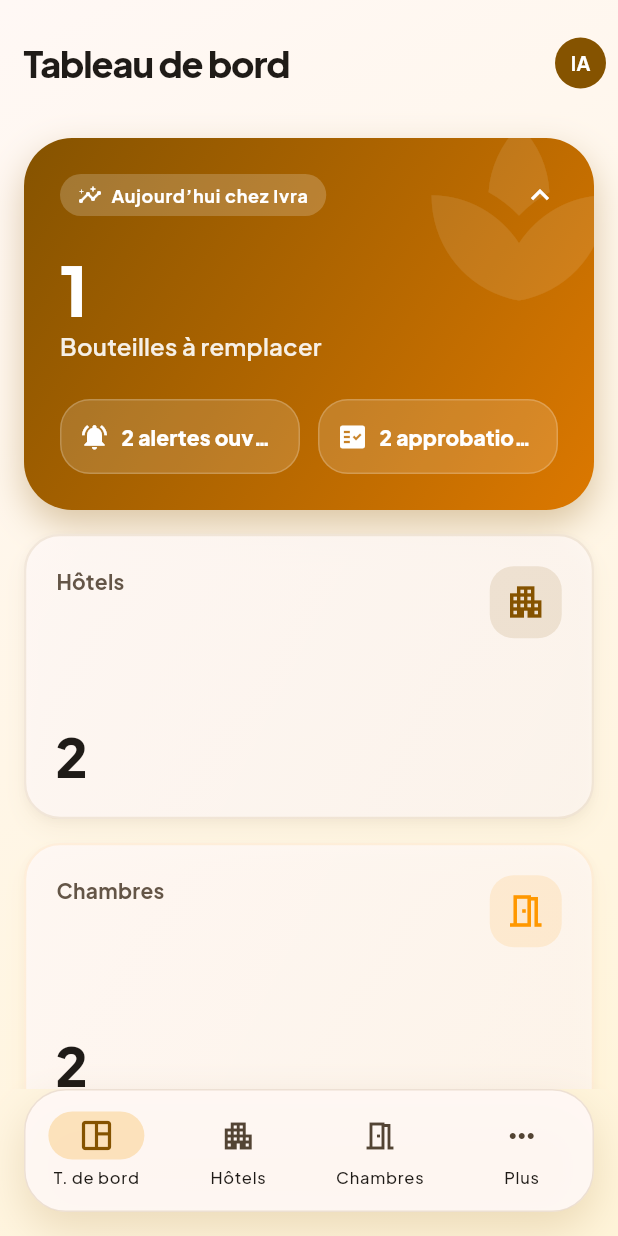
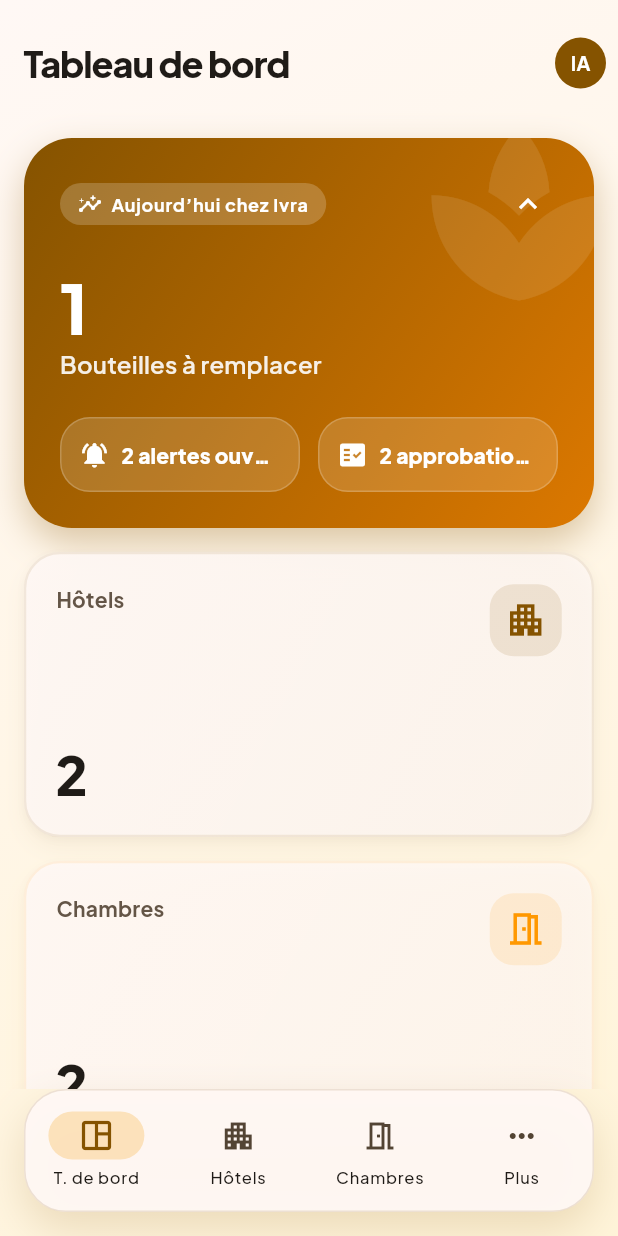
Before and after one commit to prodypanda/ivra-refill, a Flutter app: the screen it shows after launch, on a phone screen of 412 x 824 dp. Run offline on Flutter 3.47's test engine with Material 3 defaults, Android fonts, the phone set to English and light mode, and no system bars; our stand-ins replace app_links, cached_network_image, csv, device_info_plus, firebase_core, firebase_messaging and 14 more; missing offline and left inert: dart:html, home_widget, mobile_scanner, workmanager; accounts and stored records are empty; statements that could not run were skipped.

Commit message:
🎨 Palette: [UX improvement] Dashboard UI/UX enhancements
Co-authored-by: prodypanda <49824171+prodypanda@users.noreply.github.com>

```diff
--- a/lib/src/features/dashboard/dashboard_screen.dart
+++ b/lib/src/features/dashboard/dashboard_screen.dart
@@ -506,8 +506,8 @@ class _MetricCardState extends State<_MetricCard> {
             decoration: BoxDecoration(
               borderRadius: BorderRadius.circular(24),
             gradient: LinearGradient(
-              begin: Alignment.topLeft,
-              end: Alignment.bottomRight,
+              begin: AlignmentDirectional.topStart,
+              end: AlignmentDirectional.bottomEnd,
               colors: [
                 theme.colorScheme.surface.withValues(alpha: 0.9),
                 theme.colorScheme.surface.withValues(alpha: 0.7),
@@ -617,8 +617,8 @@ class _MobileHeroState extends State<_MobileHero> {
         decoration: BoxDecoration(
           borderRadius: BorderRadius.circular(32),
         gradient: LinearGradient(
-          begin: Alignment.topLeft,
-          end: Alignment.bottomRight,
+          begin: AlignmentDirectional.topStart,
+          end: AlignmentDirectional.bottomEnd,
           colors: [
             theme.colorScheme.primary,
             theme.colorScheme.primary.withRed(220).withGreen(120),
@@ -634,8 +634,8 @@ class _MobileHeroState extends State<_MobileHero> {
       ),
       child: Stack(
         children: [
-          Positioned(
-            right: -20,
+          PositionedDirectional(
+            end: -20,
             top: -20,
             child: Icon(
               Icons.spa,
@@ -648,9 +648,10 @@ class _MobileHeroState extends State<_MobileHero> {
             child: Column(
               crossAxisAlignment: CrossAxisAlignment.start,
               children: [
-                GestureDetector(
+                InkWell(
                   onTap: () => setState(() => _isExpanded = !_isExpanded),
-                  behavior: HitTestBehavior.opaque,
+                  borderRadius: BorderRadius.circular(20),
+                  splashColor: Colors.white.withValues(alpha: 0.1),
                   child: Row(
                     mainAxisAlignment: MainAxisAlignment.spaceBetween,
                     children: [
@@ -677,9 +678,15 @@ class _MobileHeroState extends State<_MobileHero> {
                           ],
                         ),
                       ),
-                      Icon(
-                        _isExpanded ? Icons.expand_less : Icons.expand_more,
-                        color: Colors.white,
+                      Tooltip(
+                        message: _isExpanded ? l10n.t('roomsCollapseAll') : l10n.t('roomsExpandAll'),
+                        child: Padding(
+                          padding: const EdgeInsets.all(8.0),
+                          child: Icon(
+                            _isExpanded ? Icons.expand_less : Icons.expand_more,
+                            color: Colors.white,
+                          ),
+                        ),
                       ),
                     ],
                   ),
@@ -889,9 +896,7 @@ class _ActivityChartState extends ConsumerState<_ActivityChart> {
           refillEventsAsync.when(
             loading: () => const SizedBox(
               height: 220,
-              child: Center(
-                child: CircularProgressIndicator(),
-              ),
+              child: CardShimmer(),
             ),
             error: (err, stack) => SizedBox(
               height: 220,
@@ -1021,6 +1026,8 @@ class _ActivityChartState extends ConsumerState<_ActivityChart> {
               return SizedBox(
                 height: 220,
                 child: LineChart(
+                  duration: const Duration(milliseconds: 300),
+                  curve: Curves.easeInOut,
                   LineChartData(
                     gridData: FlGridData(
                       show: true,
@@ -1164,7 +1171,7 @@ class _ActivityChartState extends ConsumerState<_ActivityChart> {
       crossAxisAlignment: WrapCrossAlignment.center,
       children: [
         if (showHotelSelector) ...[
-          _buildDropdown<String?>(
+          _ChartSelectorDropdown<String?>(
             value: selectedHotelId,
             items: [
               DropdownMenuItem(
@@ -1184,7 +1191,7 @@ class _ActivityChartState extends ConsumerState<_ActivityChart> {
             theme: theme,
           ),
         ],
-        _buildDropdown<ChartDateRange>(
+        _ChartSelectorDropdown<ChartDateRange>(
           value: _dateRange,
           items: [
             DropdownMenuItem(
@@ -1213,14 +1220,25 @@ class _ActivityChartState extends ConsumerState<_ActivityChart> {
       ],
     );
   }
+}
 
-  Widget _buildDropdown<T>({
-    required T value,
-    required List<DropdownMenuItem<T>> items,
-    required ValueChanged<T?> onChanged,
-    required IconData icon,
-    required ThemeData theme,
-  }) {
+class _ChartSelectorDropdown<T> extends StatelessWidget {
+  const _ChartSelectorDropdown({
+    required this.value,
+    required this.items,
+    required this.onChanged,
+    required this.icon,
+    required this.theme,
+  });
+
+  final T value;
+  final List<DropdownMenuItem<T>> items;
+  final ValueChanged<T?> onChanged;
+  final IconData icon;
+  final ThemeData theme;
+
+  @override
+  Widget build(BuildContext context) {
     return Container(
       height: 38,
       padding: const EdgeInsets.symmetric(horizontal: 10),
```
Also changed, not shown: pubspec.lock.
